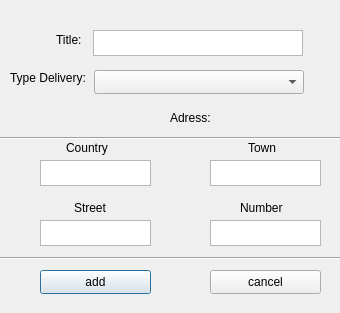
First picture: the form in Visual/visual/Windows/deliverywindow.ui, repository werr2410/Project_ShadowScreen, before the edit.
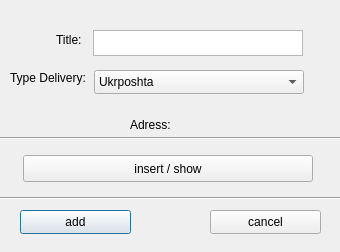
Second picture: the form after the edit.

Diff of the .ui file:
```diff
--- a/Visual/visual/Windows/deliverywindow.ui
+++ b/Visual/visual/Windows/deliverywindow.ui
@@ -7,7 +7,7 @@
     <x>0</x>
     <y>0</y>
     <width>340</width>
-    <height>313</height>
+    <height>252</height>
    </rect>
   </property>
   <property name="windowTitle">
@@ -58,14 +58,29 @@
      <height>24</height>
     </rect>
    </property>
+   <item>
+    <property name="text">
+     <string>Ukrposhta</string>
+    </property>
+   </item>
+   <item>
+    <property name="text">
+     <string>Novaposhta</string>
+    </property>
+   </item>
+   <item>
+    <property name="text">
+     <string>Meest</string>
+    </property>
+   </item>
   </widget>
   <widget class="QLabel" name="label_Adress">
    <property name="geometry">
     <rect>
-     <x>170</x>
+     <x>130</x>
      <y>110</y>
-     <width>49</width>
-     <height>16</height>
+     <width>60</width>
+     <height>30</height>
     </rect>
    </property>
    <property name="text">
@@ -85,103 +100,11 @@
     <enum>Qt::Horizontal</enum>
    </property>
   </widget>
-  <widget class="QTextEdit" name="textEdit_Country">
-   <property name="geometry">
-    <rect>
-     <x>40</x>
-     <y>160</y>
-     <width>111</width>
-     <height>26</height>
-    </rect>
-   </property>
-  </widget>
-  <widget class="QTextEdit" name="textEdit_Town">
-   <property name="geometry">
-    <rect>
-     <x>210</x>
-     <y>160</y>
-     <width>111</width>
-     <height>26</height>
-    </rect>
-   </property>
-  </widget>
-  <widget class="QTextEdit" name="textEdit_Street">
-   <property name="geometry">
-    <rect>
-     <x>40</x>
-     <y>220</y>
-     <width>111</width>
-     <height>26</height>
-    </rect>
-   </property>
-  </widget>
-  <widget class="QTextEdit" name="textEdit_Number">
-   <property name="geometry">
-    <rect>
-     <x>210</x>
-     <y>220</y>
-     <width>111</width>
-     <height>26</height>
-    </rect>
-   </property>
-  </widget>
-  <widget class="QLabel" name="label_Country">
-   <property name="geometry">
-    <rect>
-     <x>66</x>
-     <y>140</y>
-     <width>49</width>
-     <height>16</height>
-    </rect>
-   </property>
-   <property name="text">
-    <string>Country</string>
-   </property>
-  </widget>
-  <widget class="QLabel" name="label_Town">
-   <property name="geometry">
-    <rect>
-     <x>248</x>
-     <y>140</y>
-     <width>49</width>
-     <height>16</height>
-    </rect>
-   </property>
-   <property name="text">
-    <string>Town</string>
-   </property>
-  </widget>
-  <widget class="QLabel" name="label_Street">
-   <property name="geometry">
-    <rect>
-     <x>74</x>
-     <y>200</y>
-     <width>40</width>
-     <height>16</height>
-    </rect>
-   </property>
-   <property name="text">
-    <string>Street</string>
-   </property>
-  </widget>
-  <widget class="QLabel" name="label_Number">
-   <property name="geometry">
-    <rect>
-     <x>240</x>
-     <y>200</y>
-     <width>49</width>
-     <height>16</height>
-    </rect>
-   </property>
-   <property name="text">
-    <string>Number</string>
-   </property>
-  </widget>
   <widget class="QPushButton" name="pushButton_add">
    <property name="geometry">
     <rect>
-     <x>40</x>
-     <y>270</y>
+     <x>20</x>
+     <y>210</y>
      <width>111</width>
      <height>24</height>
     </rect>
@@ -194,7 +117,7 @@
    <property name="geometry">
     <rect>
      <x>210</x>
-     <y>270</y>
+     <y>210</y>
      <width>111</width>
      <height>24</height>
     </rect>
@@ -207,7 +130,7 @@
    <property name="geometry">
     <rect>
      <x>0</x>
-     <y>250</y>
+     <y>190</y>
      <width>351</width>
      <height>16</height>
     </rect>
@@ -216,6 +139,19 @@
     <enum>Qt::Horizontal</enum>
    </property>
   </widget>
+  <widget class="QPushButton" name="pushButton_adress">
+   <property name="geometry">
+    <rect>
+     <x>23</x>
+     <y>155</y>
+     <width>290</width>
+     <height>27</height>
+    </rect>
+   </property>
+   <property name="text">
+    <string>insert / show</string>
+   </property>
+  </widget>
  </widget>
  <resources/>
  <connections/>
```
